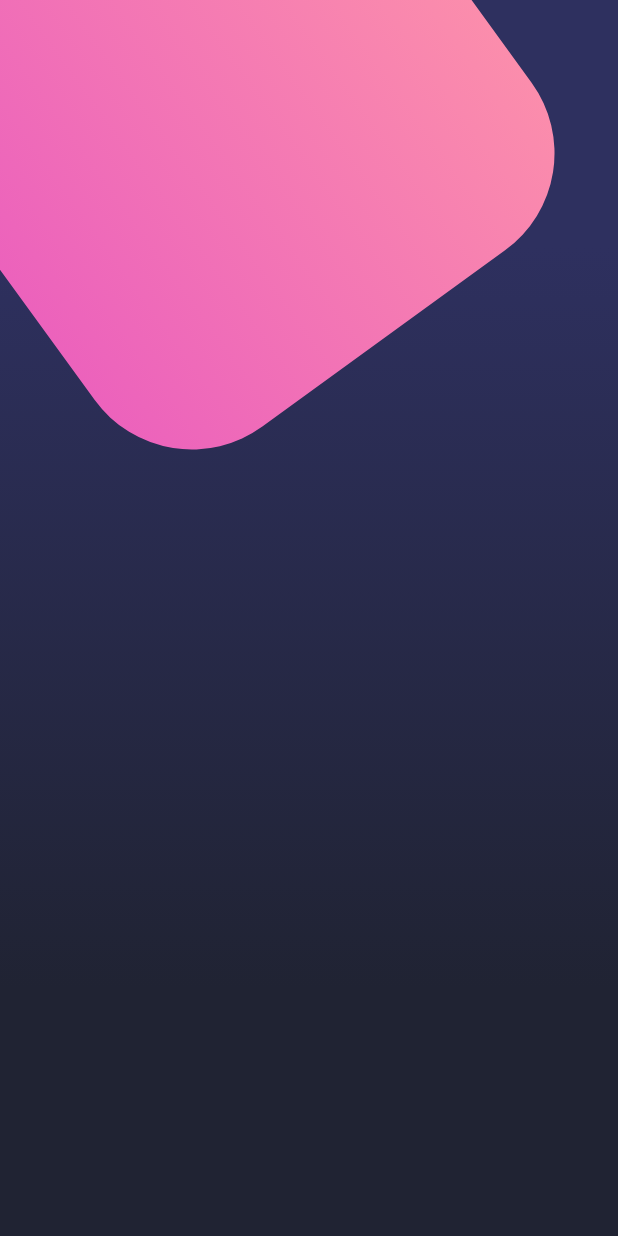
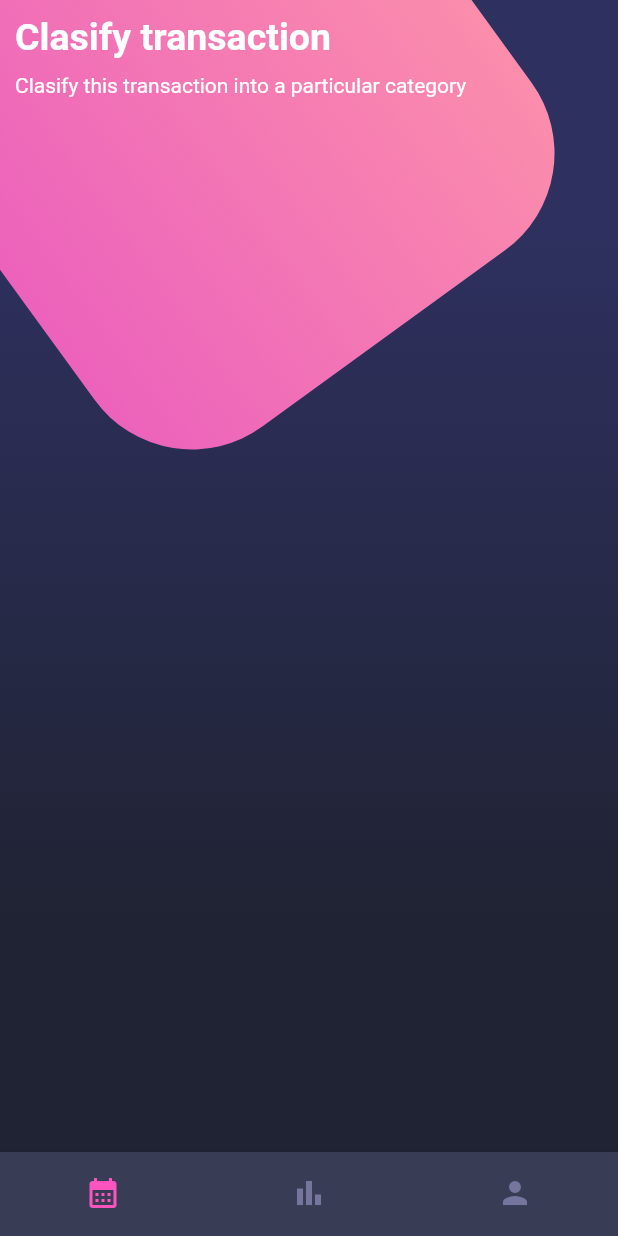
Before and after one commit to CarlosVazquezFarrera/FlutterInterfazAvanzada, a Flutter app: the screen it shows after launch, on a phone screen of 412 x 824 dp. Run offline on Flutter 3.47's test engine with Material 2 defaults, Android fonts, the phone set to English and light mode, and no system bars.

Commit message:
Bottom navigation

```diff
--- a/lib/screens/home_screen.dart
+++ b/lib/screens/home_screen.dart
@@ -1,4 +1,4 @@
-import 'package:avanzado/widgets/back_ground.dart';
+import 'package:avanzado/widgets/widgets.dart';
 import 'package:flutter/material.dart';
 
 class HomeScreen extends StatelessWidget {
@@ -8,8 +8,59 @@ class HomeScreen extends StatelessWidget {
   Widget build(BuildContext context) {
     return Scaffold(
       body: Stack(
-        children: const [BackGround() ],
+        children: const [BackGround(), _HomeBody()],
+      ),
+      bottomNavigationBar: const CustomBottomNavigation(),
+    );
+  }
+}
+
+class _HomeBody extends StatelessWidget {
+  const _HomeBody({
+    Key? key,
+  }) : super(key: key);
+
+  @override
+  Widget build(BuildContext context) {
+    return SingleChildScrollView(
+      child: SafeArea(
+        bottom: false,
+        child: Padding(
+          padding: const EdgeInsets.all(10),
+          child: Column(
+            children: const [_Tittle()],
+          ),
+        ),
       ),
     );
   }
 }
+
+class _Tittle extends StatelessWidget {
+  const _Tittle({
+    Key? key,
+  }) : super(key: key);
+
+  @override
+  Widget build(BuildContext context) {
+    return Column(
+      children: [
+        Column(
+          crossAxisAlignment: CrossAxisAlignment.start,
+          children: const [
+            Text(
+              'Clasify transaction',
+              style: TextStyle(
+                  fontSize: 25,
+                  fontWeight: FontWeight.bold,
+                  color: Colors.white),
+            ),
+            SizedBox(height: 10),
+            Text('Clasify this transaction into a particular category',
+                style: TextStyle(color: Colors.white))
+          ],
+        )
+      ],
+    );
+  }
+}
--- /dev/null
+++ b/lib/widgets/custom_bottom_navigation.dart
@@ -0,0 +1,22 @@
+import 'package:flutter/material.dart';
+
+class CustomBottomNavigation extends StatelessWidget {
+  const CustomBottomNavigation({Key? key}) : super(key: key);
+
+  @override
+  Widget build(BuildContext context) {
+    return BottomNavigationBar(
+      showSelectedLabels: false,
+      showUnselectedLabels: false,
+      backgroundColor: const Color(0xff383c54),
+      currentIndex: 0,
+      items: const [
+        BottomNavigationBarItem(icon: Icon(Icons.calendar_month), label: ''),
+        BottomNavigationBarItem(icon: Icon(Icons.bar_chart), label: ''),
+        BottomNavigationBarItem(icon: Icon(Icons.person), label: ''),
+      ],
+      selectedItemColor: const Color(0xffff54c0),
+      unselectedItemColor: const Color(0xff76759d),
+    );
+  }
+}
--- /dev/null
+++ b/lib/widgets/widgets.dart
@@ -0,0 +1,2 @@
+export 'package:avanzado/widgets/custom_bottom_navigation.dart';
+export 'package:avanzado/widgets/back_ground.dart';
```
